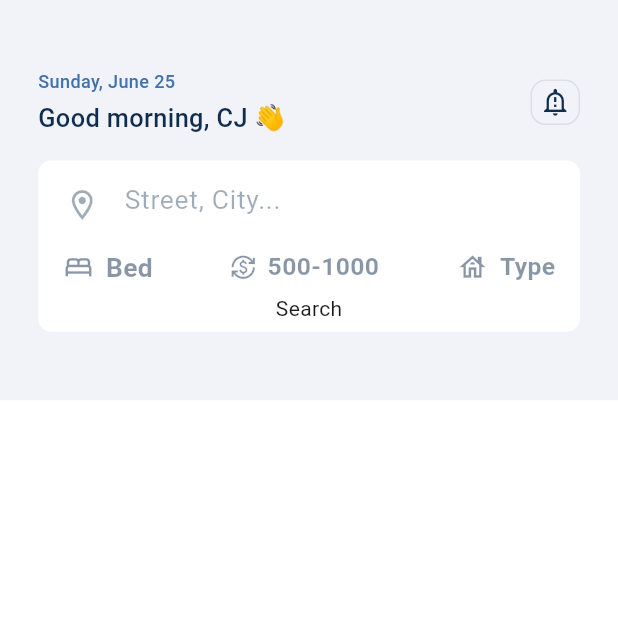
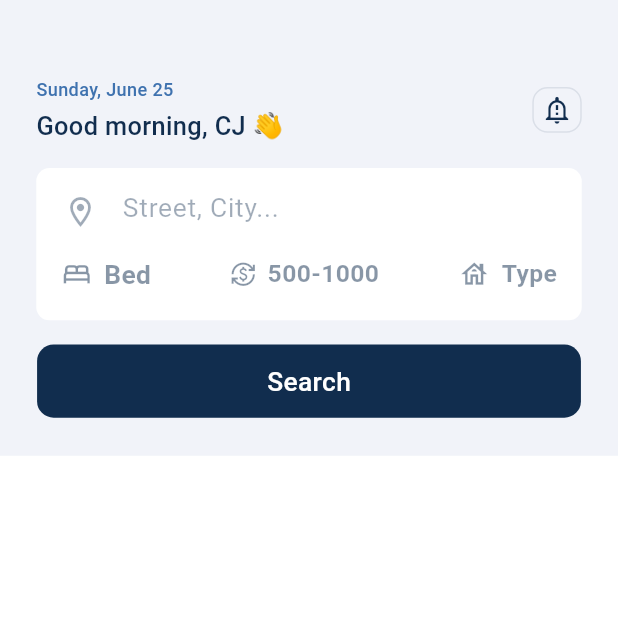
Before and after one commit to cjchika/realtor_mobile, a Flutter app: the HomePage screen opened by its route, on a phone screen of 412 x 824 dp, the top half of it. Run offline on Flutter 3.47's test engine with Material 2 defaults, Android fonts, the phone set to English and light mode, and no system bars; our stand-ins replace dio, flutter_riverpod, flutter_screenutil, freezed_annotation, shared_preferences, smooth_page_indicator; accounts and stored records are empty; generated files the repository leaves out were written again.

Commit message:
Home Screen

```diff
--- a/lib/pages/home/home_page.dart
+++ b/lib/pages/home/home_page.dart
@@ -18,7 +18,7 @@ class HomePage extends StatelessWidget {
           children: [
             Container(
               color: AppColors.liteColor.withOpacity(0.4),
-              padding: EdgeInsets.symmetric(vertical: 45.h, horizontal: 25.h),
+              padding: EdgeInsets.only(left: 22.w, right: 22.w, top: 50.h, bottom: 25.h),
               child: Column(
                 children: [
                   Row(
@@ -59,6 +59,7 @@ class HomePage extends StatelessWidget {
                   SizedBox(height: 16.h),
                   Container(
                     padding: EdgeInsets.all(5.w),
+                    height: 100.h,
                     decoration: BoxDecoration(
                         color: AppColors.white,
                         borderRadius: BorderRadius.all(Radius.circular(8.w))),
@@ -122,10 +123,20 @@ class HomePage extends StatelessWidget {
                             ],
                           ),
                         ),
-                        GestureDetector(onTap: null, child: Container(child: Text("Search"),),)
                       ],
                     ),
                   ),
+                  SizedBox(height: 16.h),
+                  GestureDetector(
+                    onTap: null,
+                    child: Container(
+                      width: 330.w,
+                      height: 48.h,
+                      decoration:
+                      BoxDecoration(color: AppColors.priColor, borderRadius: BorderRadius.all(Radius.circular(10.w))),
+                      child: Center(child: Text("Search", style: appStyle(16, AppColors.white, FontWeight.w500),)),
+                    ),
+                  )
                 ],
               ),
             )
```
